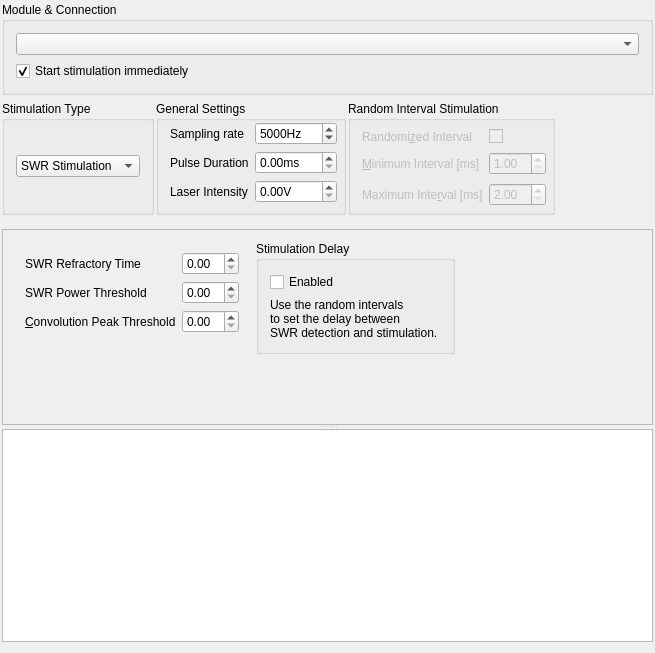
The window that modules/galdur-stim/galdursettingsdialog.ui (syntalos/syntalos) describes before a commit, drawn with Qt 5.
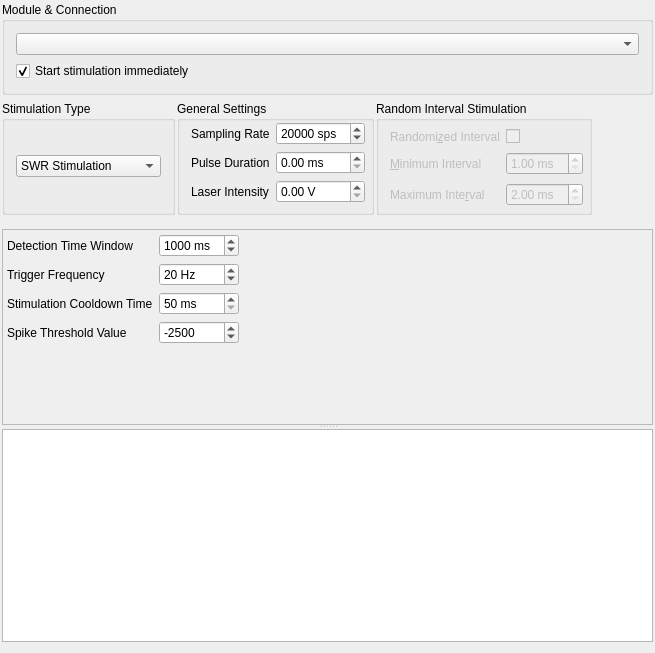
The same window after the commit. The open tabs and pages were chosen to show the change.

Commit message: galdur-stim: Add spike detection control support code

The edit to the form file:
```diff
--- a/modules/galdur-stim/galdursettingsdialog.ui
+++ b/modules/galdur-stim/galdursettingsdialog.ui
@@ -104,6 +104,11 @@
              <string>Train Stimulation</string>
             </property>
            </item>
+           <item>
+            <property name="text">
+             <string>Spikerate Stimulation</string>
+            </property>
+           </item>
           </widget>
          </item>
         </layout>
@@ -133,14 +138,14 @@
          <item row="0" column="0">
           <widget class="QLabel" name="samplingRateLabel">
            <property name="text">
-            <string>Sampling rate</string>
+            <string>Sampling Rate</string>
            </property>
           </widget>
          </item>
          <item row="0" column="1">
           <widget class="QSpinBox" name="samplingRateSpinBox">
            <property name="suffix">
-            <string>Hz</string>
+            <string> sps</string>
            </property>
            <property name="minimum">
             <number>200</number>
@@ -149,7 +154,7 @@
             <number>200000</number>
            </property>
            <property name="value">
-            <number>5000</number>
+            <number>20000</number>
            </property>
           </widget>
          </item>
@@ -166,7 +171,7 @@
          <item row="1" column="1">
           <widget class="QDoubleSpinBox" name="pulseDurationSpinBox">
            <property name="suffix">
-            <string>ms</string>
+            <string> ms</string>
            </property>
            <property name="singleStep">
             <double>0.200000000000000</double>
@@ -189,7 +194,7 @@
          <item row="2" column="1">
           <widget class="QDoubleSpinBox" name="laserIntensitySpinBox">
            <property name="suffix">
-            <string>V</string>
+            <string> V</string>
            </property>
            <property name="singleStep">
             <double>0.500000000000000</double>
@@ -264,7 +269,7 @@
             <bool>false</bool>
            </property>
            <property name="text">
-            <string>&amp;Minimum Interval [ms]</string>
+            <string>&amp;Minimum Interval</string>
            </property>
            <property name="buddy">
             <cstring>minimumIntervalSpinBox</cstring>
@@ -276,6 +281,9 @@
            <property name="enabled">
             <bool>false</bool>
            </property>
+           <property name="suffix">
+            <string> ms</string>
+           </property>
            <property name="minimum">
             <double>1.000000000000000</double>
            </property>
@@ -287,7 +295,7 @@
             <bool>false</bool>
            </property>
            <property name="text">
-            <string>Maximum Inte&amp;rval [ms]</string>
+            <string>Maximum Inte&amp;rval</string>
            </property>
            <property name="buddy">
             <cstring>maximumIntervalSpinBox</cstring>
@@ -299,6 +307,9 @@
            <property name="enabled">
             <bool>false</bool>
            </property>
+           <property name="suffix">
+            <string> ms</string>
+           </property>
            <property name="minimum">
             <double>2.000000000000000</double>
            </property>
@@ -591,6 +602,128 @@
         </item>
        </layout>
       </widget>
+      <widget class="QWidget" name="spikeStimPage">
+       <layout class="QHBoxLayout" name="horizontalLayout_4">
+        <property name="spacing">
+         <number>4</number>
+        </property>
+        <property name="leftMargin">
+         <number>4</number>
+        </property>
+        <property name="topMargin">
+         <number>4</number>
+        </property>
+        <property name="rightMargin">
+         <number>4</number>
+        </property>
+        <property name="bottomMargin">
+         <number>4</number>
+        </property>
+        <item>
+         <layout class="QFormLayout" name="formLayout_6">
+          <item row="0" column="0">
+           <widget class="QLabel" name="detectionTimeWindowLabel">
+            <property name="text">
+             <string>Detection Time Window</string>
+            </property>
+           </widget>
+          </item>
+          <item row="0" column="1">
+           <widget class="QSpinBox" name="spikeTimeWindowSpinBox">
+            <property name="suffix">
+             <string> ms</string>
+            </property>
+            <property name="minimum">
+             <number>10</number>
+            </property>
+            <property name="maximum">
+             <number>10000</number>
+            </property>
+            <property name="value">
+             <number>1000</number>
+            </property>
+           </widget>
+          </item>
+          <item row="1" column="0">
+           <widget class="QLabel" name="triggerFrequencyLabel">
+            <property name="text">
+             <string>Trigger Frequency</string>
+            </property>
+           </widget>
+          </item>
+          <item row="1" column="1">
+           <widget class="QSpinBox" name="spikeTriggerFrequencySpinBox">
+            <property name="suffix">
+             <string> Hz</string>
+            </property>
+            <property name="minimum">
+             <number>1</number>
+            </property>
+            <property name="maximum">
+             <number>200</number>
+            </property>
+            <property name="value">
+             <number>20</number>
+            </property>
+           </widget>
+          </item>
+          <item row="2" column="0">
+           <widget class="QLabel" name="spikeStimCooldownTimeLabel">
+            <property name="text">
+             <string>Stimulation Cooldown Time</string>
+            </property>
+           </widget>
+          </item>
+          <item row="2" column="1">
+           <widget class="QSpinBox" name="spikeCooldownTimeSpinBox">
+            <property name="suffix">
+             <string> ms</string>
+            </property>
+            <property name="minimum">
+             <number>50</number>
+            </property>
+            <property name="maximum">
+             <number>30000</number>
+            </property>
+           </widget>
+          </item>
+          <item row="3" column="0">
+           <widget class="QLabel" name="spikeThresholdValueLabel">
+            <property name="text">
+             <string>Spike Threshold Value</string>
+            </property>
+           </widget>
+          </item>
+          <item row="3" column="1">
+           <widget class="QSpinBox" name="spikeThresholdSpinBox">
+            <property name="minimum">
+             <number>-25000</number>
+            </property>
+            <property name="maximum">
+             <number>0</number>
+            </property>
+            <property name="value">
+             <number>-2500</number>
+            </property>
+           </widget>
+          </item>
+         </layout>
+        </item>
+        <item>
+         <spacer name="horizontalSpacer_3">
+          <property name="orientation">
+           <enum>Qt::Horizontal</enum>
+          </property>
+          <property name="sizeHint" stdset="0">
+           <size>
+            <width>390</width>
+            <height>20</height>
+           </size>
+          </property>
+         </spacer>
+        </item>
+       </layout>
+      </widget>
      </widget>
      <widget class="QPlainTextEdit" name="logViewBox">
       <property name="sizePolicy">
```
The commit also changes 5 other files.
